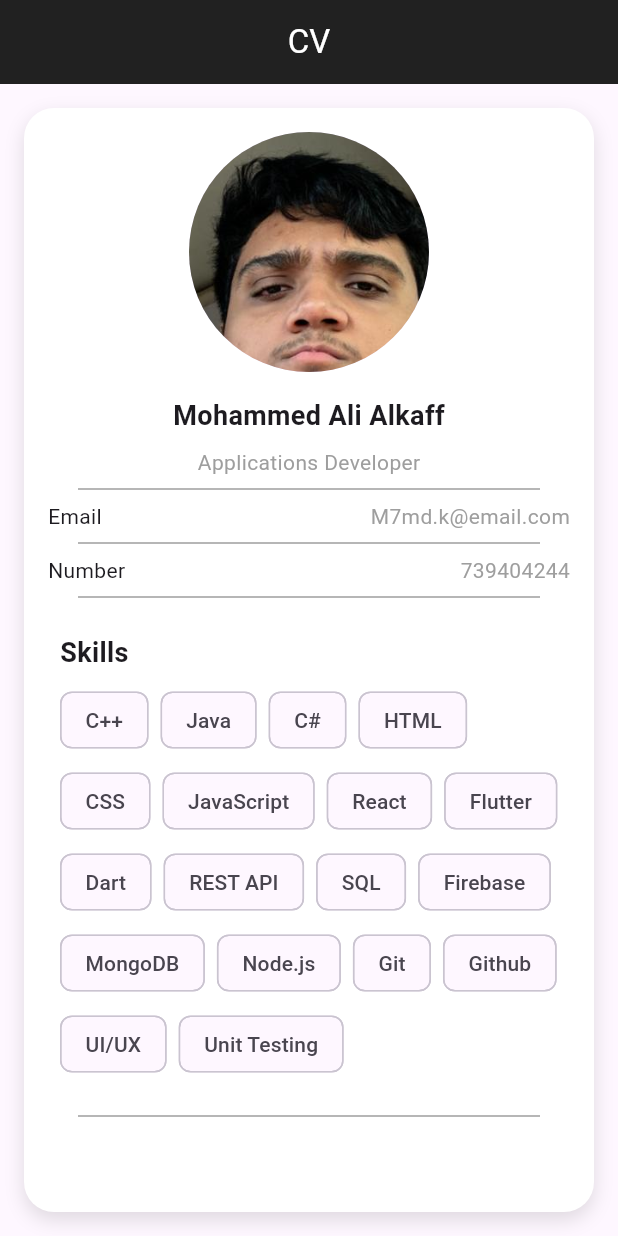
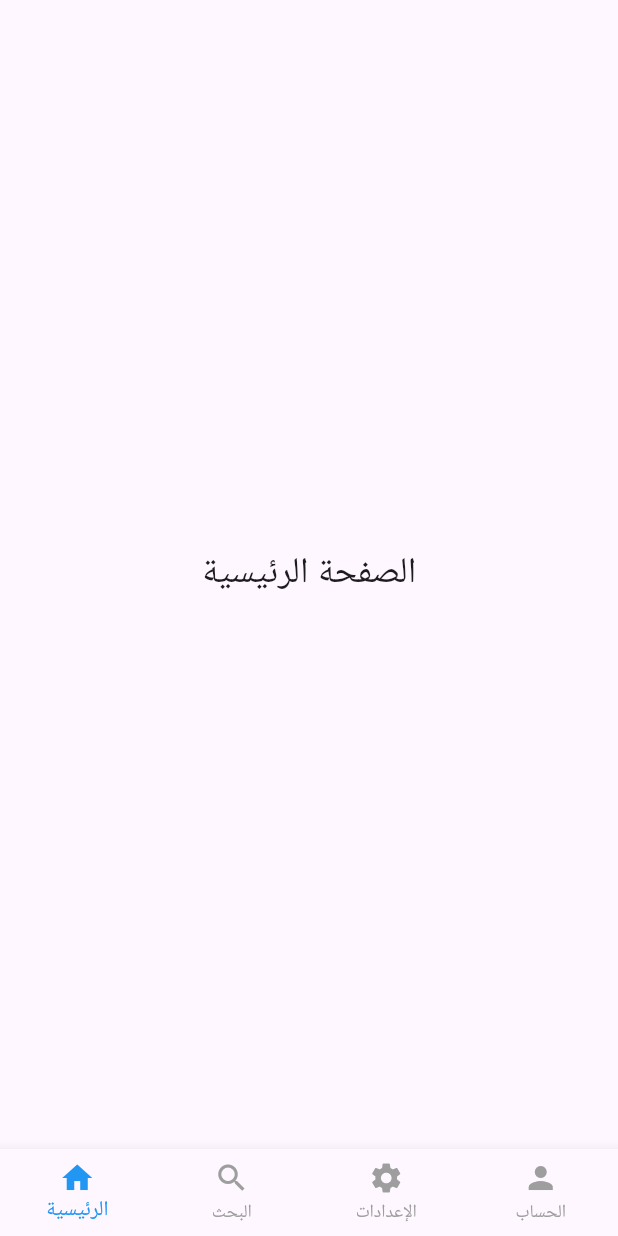
Before and after one commit to iim7mdk/Flutter, a Flutter app: the screen it shows after launch, on a phone screen of 412 x 824 dp. Run offline on Flutter 3.47's test engine with Material 3 defaults, Android fonts, the phone set to English and light mode, and no system bars.

Commit message:
Buttom Navagation bar Branch Added

```diff
--- a/lib/main.dart
+++ b/lib/main.dart
@@ -10,184 +10,63 @@ class MyApp extends StatelessWidget {
   @override
   Widget build(BuildContext context) {
     return MaterialApp(
-      title: 'YelpCamp',
       debugShowCheckedModeBanner: false,
-      home: const MyHomePage(),
+      home: const HomeScreen(),
     );
   }
 }
 
-class MyHomePage extends StatelessWidget {
-  const MyHomePage({super.key});
+class HomeScreen extends StatefulWidget {
+  const HomeScreen({super.key});
+
+  @override
+  State<HomeScreen> createState() => _HomeScreenState();
+}
+
+class _HomeScreenState extends State<HomeScreen> {
+  int currentIndex = 0;
+
+  final List<Widget> pages = const [
+    Center(child: Text("الصفحة الرئيسية", style: TextStyle(fontSize: 24))),
+    Center(child: Text("صفحة البحث", style: TextStyle(fontSize: 24))),
+    Center(child: Text("صفحة الإعدادات", style: TextStyle(fontSize: 24))),
+    Center(child: Text("صفحة الحساب", style: TextStyle(fontSize: 24))),
+  ];
 
   @override
   Widget build(BuildContext context) {
     return Scaffold(
+      body: pages[currentIndex],
 
-      appBar: AppBar(
-        centerTitle: true,
-        title: const Text(
-          'CV',
-          style: TextStyle(color: Colors.white),
-        ),
-        backgroundColor: Colors.grey[900],
-      ),
+      bottomNavigationBar: BottomNavigationBar(
+        currentIndex: currentIndex,
+        onTap: (index) {
+          setState(() {
+            currentIndex = index;
+          });
+        },
 
-      body: Container(
-        margin: const EdgeInsets.all(16),
-        padding: const EdgeInsets.all(16),
-        decoration: BoxDecoration(
-          color: Colors.white, // لون الخلفية داخل الـ Container
-          borderRadius: BorderRadius.circular(20), // الزوايا الدائرية
-          boxShadow: [
-            BoxShadow(
-              color: Colors.black12,
-              blurRadius: 10,
-              offset: Offset(0, 5),
-            ),
-          ],
-        ),
-        child: ListView(
-          children: const [
-            CircleAvatar(
-              radius: 80, // خفّضت الحجم ليكون مناسبًا داخل الكرت
-              backgroundImage: AssetImage('assets/Profile.jpg'),
-            ),
-            SizedBox(height: 16),
-            Row(
-              mainAxisAlignment: MainAxisAlignment.spaceAround,
-              children: [
-                Text(
-                  'Mohammed Ali Alkaff',
-                  style: TextStyle(fontSize: 18, fontWeight: FontWeight.bold),
-                ),
-              ],
-            ),
-            SizedBox(height: 8),
-            Row(
-              mainAxisAlignment: MainAxisAlignment.spaceAround,
-              children: [
-                Text(
-                  'Applications Developer',
-                  style: TextStyle(color: Colors.grey),
-                ),
-              ],
-            ),
-            Divider(
-              color: Colors.grey,
-              thickness: 1,
-              indent: 20,
-              endIndent: 20,
-            ),
-            Row(
-              mainAxisAlignment: MainAxisAlignment.spaceBetween,
-              children: [
-                Text('Email'),
-                Text(
-                  'M7md.k@email.com',
-                  style: TextStyle(color: Colors.grey),
-                ),
-              ],
-            ),
-            Divider(
-              color: Colors.grey,
-              thickness: 1,
-              indent: 20,
-              endIndent: 20,
-            ),
-            Row(
-              mainAxisAlignment: MainAxisAlignment.spaceBetween,
-              children: [
-                Text('Number'),
-                Text(
-                  '739404244',
-                  style: TextStyle(color: Colors.grey),
-                ),
-              ],
-            ),
-            Divider(
-              color: Colors.grey,
-              thickness: 1,
-              indent: 20,
-              endIndent: 20,
-            ),
-            SizedBox(height: 16),
-            Padding(
-              padding: EdgeInsets.symmetric(horizontal: 8.0),
-              child: Text(
-                'Skills',
-                style: TextStyle(fontSize: 18, fontWeight: FontWeight.bold),
-              ),
-            ),
-            SizedBox(height: 8),
-            Padding(
-              padding: EdgeInsets.symmetric(horizontal: 8.0),
-              child: Wrap(
-                spacing: 8,
-                runSpacing: 6,
-                children: [
-                  Chip(label: Text('C++')),
-                  Chip(label: Text('Java')),
-                  Chip(label: Text('C#')),
-                  Chip(label: Text('HTML')),
-                  Chip(label: Text('CSS')),
-                  Chip(label: Text('JavaScript')),
-                  Chip(label: Text('React')),
-                  Chip(label: Text('Flutter')),
-                  Chip(label: Text('Dart')),
-                  Chip(label: Text('REST API')),
-                  Chip(label: Text('SQL')),
-                  Chip(label: Text('Firebase')),
-                  Chip(label: Text('MongoDB')),
-                  Chip(label: Text('Node.js')),
-                  Chip(label: Text('Git')),
-                  Chip(label: Text('Github')),
-                  Chip(label: Text('UI/UX')),
-                  Chip(label: Text('Unit Testing')),
-                ],
-              ),
-            ),
-            SizedBox(height: 16),
-            Divider(
-              color: Colors.grey,
-              thickness: 1,
-              indent: 20,
-              endIndent: 20,
-            ),
-          ],
-        ),
-      )
+        type: BottomNavigationBarType.fixed,
+        selectedItemColor: Colors.blue,
+        unselectedItemColor: Colors.grey,
 
-
-    );
-  }
-}
-
-class CampCard extends StatelessWidget {
-  final String imageUrl;
-  final String title;
-  final String description;
-
-  const CampCard({
-    super.key,
-    required this.imageUrl,
-    required this.title,
-    required this.description,
-  });
-
-  @override
-  Widget build(BuildContext context) {
-    return Card(
-      elevation: 5,
-      shape: RoundedRectangleBorder(borderRadius: BorderRadius.circular(15)),
-      clipBehavior: Clip.antiAlias,
-      child: Column(
-        crossAxisAlignment: CrossAxisAlignment.start,
-        children: [
-          // صورة المخيم
-
-
-
+        items: const [
+          BottomNavigationBarItem(
+            icon: Icon(Icons.home),
+            label: "الرئيسية",
+          ),
+          BottomNavigationBarItem(
+            icon: Icon(Icons.search),
+            label: "البحث",
+          ),
+          BottomNavigationBarItem(
+            icon: Icon(Icons.settings),
+            label: "الإعدادات",
+          ),
+          BottomNavigationBarItem(
+            icon: Icon(Icons.person),
+            label: "الحساب",
+          ),
         ],
       ),
     );
```
